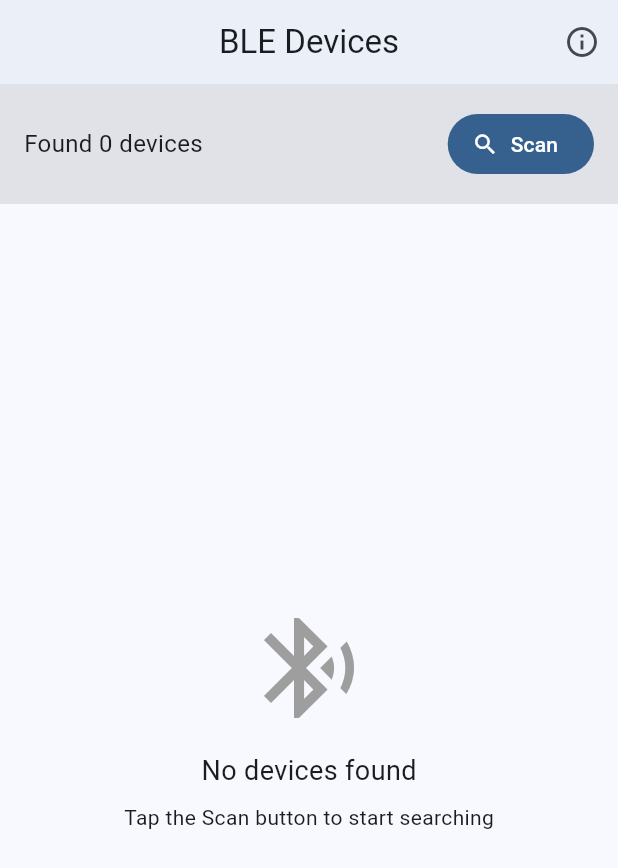
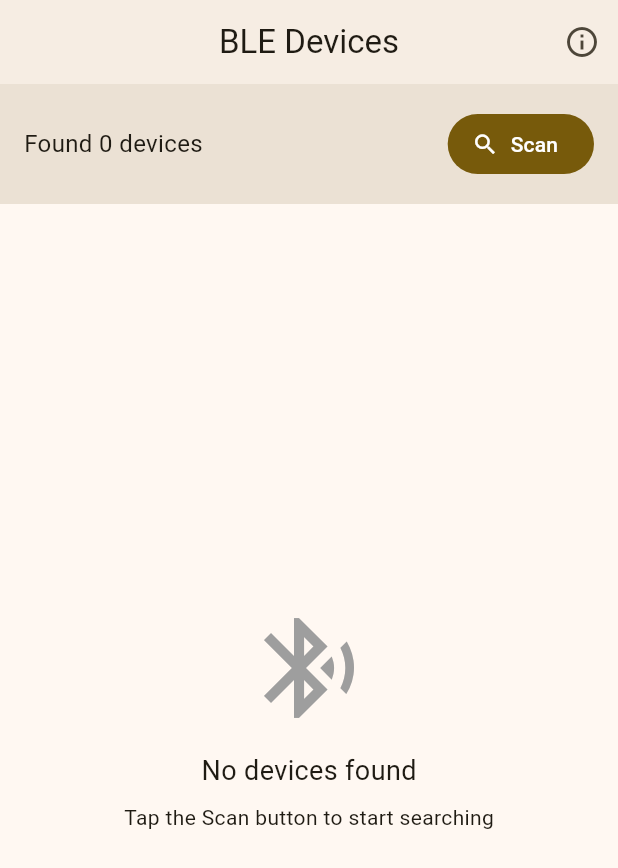
Before and after one commit to Amalshaheen/line_follower_control_center, a Flutter app: the screen it shows after launch, on a phone screen of 412 x 824 dp. Shown: the top 868 px of the screen. Run offline on Flutter 3.47's test engine with Material 3 defaults, Android fonts, the phone set to English and light mode, and no system bars; our stand-ins replace flutter_blue_plus, permission_handler.

Commit message:
feat: Change seed color from blue to amber

```diff
--- a/lib/main.dart
+++ b/lib/main.dart
@@ -19,7 +19,7 @@ class MyApp extends StatelessWidget {
         debugShowCheckedModeBanner: false,
         theme: ThemeData(
           colorScheme: ColorScheme.fromSeed(
-            seedColor: Colors.blue,
+            seedColor: Colors.amber,
             brightness: Brightness.light,
           ),
           useMaterial3: true,
```
